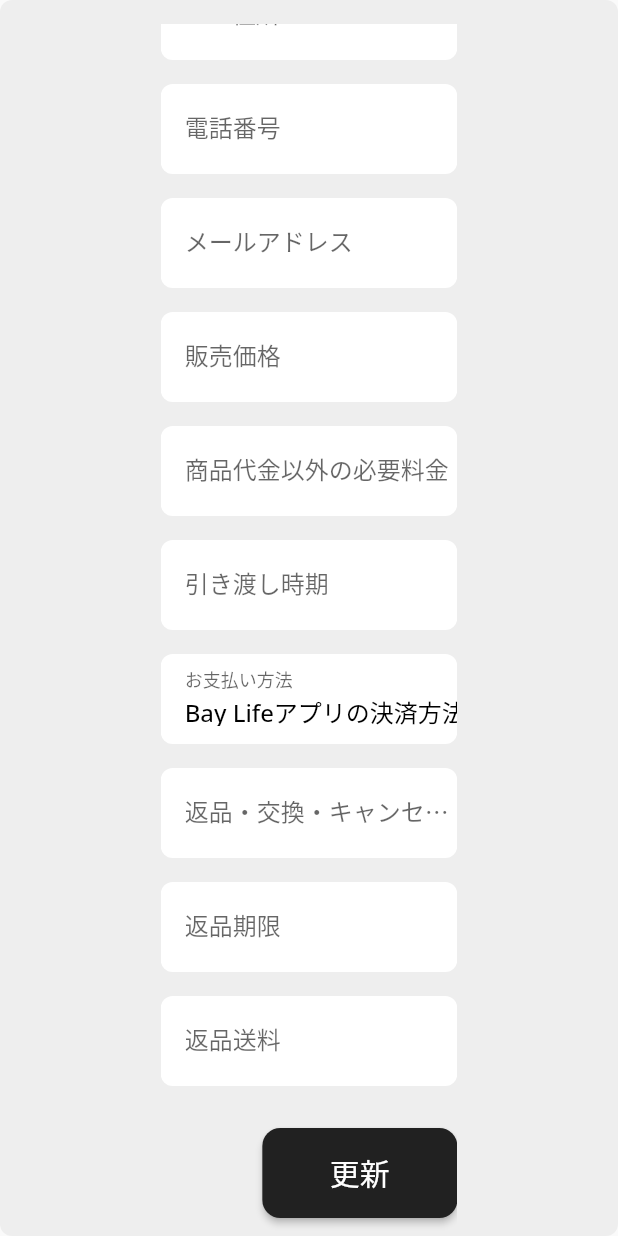
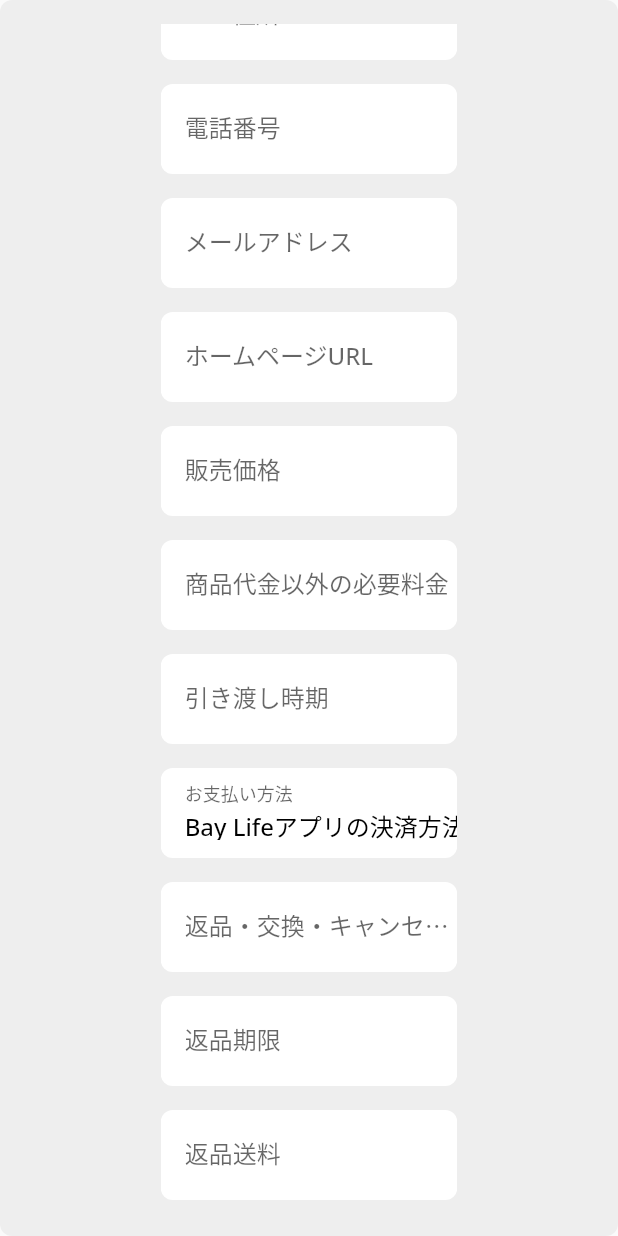
Before and after one commit to takase-pd/baylifeweb, a Flutter app: the UpdateTransactionsLawPageWidget widget shown alone on an empty page, opened directly with empty values, scrolled down 278 dp, on a phone screen of 412 x 824 dp. Run offline on Flutter 3.47's test engine with Material 2 defaults, Android fonts, the phone set to English and light mode, and no system bars; drawn by our look-alikes of auto_size_text; our stand-ins replace built_collection, built_value, cloud_firestore, equatable, file_picker, firebase_analytics and 16 more; missing offline and left inert: json_path, mime_type; accounts and stored records are empty; generated files the repository leaves out were written again; network calls fail.

Commit message:
Updating to latest FlutterFlow output.

```diff
--- a/lib/components/update_transactions_law_page_widget.dart
+++ b/lib/components/update_transactions_law_page_widget.dart
@@ -1,3 +1,5 @@
+import '../auth/auth_util.dart';
+import '../backend/api_requests/api_calls.dart';
 import '../backend/backend.dart';
 import '../flutter_flow/flutter_flow_theme.dart';
 import '../flutter_flow/flutter_flow_util.dart';
@@ -35,6 +37,7 @@ class _UpdateTransactionsLawPageWidgetState
   TextEditingController textController11;
   TextEditingController textController12;
   TextEditingController textController13;
+  TextEditingController textController14;
   final formKey = GlobalKey<FormState>();
 
   @override
@@ -49,10 +52,11 @@ class _UpdateTransactionsLawPageWidgetState
     textController7 = TextEditingController();
     textController8 = TextEditingController();
     textController9 = TextEditingController();
-    textController10 = TextEditingController(text: 'Bay Lifeアプリの決済方法に準じます。');
-    textController11 = TextEditingController();
+    textController10 = TextEditingController();
+    textController11 = TextEditingController(text: 'Bay Lifeアプリの決済方法に準じます。');
     textController12 = TextEditingController();
     textController13 = TextEditingController();
+    textController14 = TextEditingController();
   }
 
   @override
@@ -479,6 +483,64 @@ class _UpdateTransactionsLawPageWidgetState
                                         controller: textController7,
                                         obscureText: false,
                                         decoration: InputDecoration(
+                                          labelText: 'ホームページURL',
+                                          enabledBorder: UnderlineInputBorder(
+                                            borderSide: BorderSide(
+                                              color: Color(0x00000000),
+                                              width: 1,
+                                            ),
+                                            borderRadius:
+                                                const BorderRadius.only(
+                                              topLeft: Radius.circular(4.0),
+                                              topRight: Radius.circular(4.0),
+                                            ),
+                                          ),
+                                          focusedBorder: UnderlineInputBorder(
+                                            borderSide: BorderSide(
+                                              color: Color(0x00000000),
+                                              width: 1,
+                                            ),
+                                            borderRadius:
+                                                const BorderRadius.only(
+                                              topLeft: Radius.circular(4.0),
+                                              topRight: Radius.circular(4.0),
+                                            ),
+                                          ),
+                                        ),
+                                        style: FlutterFlowTheme.of(context)
+                                            .bodyText2
+                                            .override(
+                                              fontFamily: 'Open Sans',
+                                              fontWeight: FontWeight.w500,
+                                            ),
+                                        keyboardType: TextInputType.url,
+                                      ),
+                                    ),
+                                  ),
+                                ],
+                              ),
+                            ),
+                          ),
+                          Padding(
+                            padding:
+                                EdgeInsetsDirectional.fromSTEB(0, 0, 0, 16),
+                            child: Container(
+                              height: 60,
+                              decoration: BoxDecoration(
+                                color: FlutterFlowTheme.of(context).background,
+                                borderRadius: BorderRadius.circular(8),
+                              ),
+                              child: Row(
+                                mainAxisSize: MainAxisSize.max,
+                                children: [
+                                  Expanded(
+                                    child: Padding(
+                                      padding: EdgeInsetsDirectional.fromSTEB(
+                                          16, 0, 0, 0),
+                                      child: TextFormField(
+                                        controller: textController8,
+                                        obscureText: false,
+                                        decoration: InputDecoration(
                                           labelText: '販売価格',
                                           enabledBorder: UnderlineInputBorder(
                                             borderSide: BorderSide(
@@ -533,7 +595,7 @@ class _UpdateTransactionsLawPageWidgetState
                                       padding: EdgeInsetsDirectional.fromSTEB(
                                           16, 0, 0, 0),
                                       child: TextFormField(
-                                        controller: textController8,
+                                        controller: textController9,
                                         obscureText: false,
                                         decoration: InputDecoration(
                                           labelText: '商品代金以外の必要料金',
@@ -590,7 +652,7 @@ class _UpdateTransactionsLawPageWidgetState
                                       padding: EdgeInsetsDirectional.fromSTEB(
                                           16, 0, 0, 0),
                                       child: TextFormField(
-                                        controller: textController9,
+                                        controller: textController10,
                                         obscureText: false,
                                         decoration: InputDecoration(
                                           labelText: '引き渡し時期',
@@ -647,7 +709,7 @@ class _UpdateTransactionsLawPageWidgetState
                                       padding: EdgeInsetsDirectional.fromSTEB(
                                           16, 0, 0, 0),
                                       child: TextFormField(
-                                        controller: textController10,
+                                        controller: textController11,
                                         readOnly: true,
                                         obscureText: false,
                                         decoration: InputDecoration(
@@ -705,8 +767,7 @@ class _UpdateTransactionsLawPageWidgetState
                                       padding: EdgeInsetsDirectional.fromSTEB(
                                           16, 0, 0, 0),
                                       child: TextFormField(
-                                        controller: textController11,
-                                        readOnly: true,
+                                        controller: textController12,
                                         obscureText: false,
                                         decoration: InputDecoration(
                                           labelText: '返品・交換・キャンセル等',
@@ -763,8 +824,7 @@ class _UpdateTransactionsLawPageWidgetState
                                       padding: EdgeInsetsDirectional.fromSTEB(
                                           16, 0, 0, 0),
                                       child: TextFormField(
-                                        controller: textController12,
-                                        readOnly: true,
+                                        controller: textController13,
                                         obscureText: false,
                                         decoration: InputDecoration(
                                           labelText: '返品期限',
@@ -821,8 +881,7 @@ class _UpdateTransactionsLawPageWidgetState
                                       padding: EdgeInsetsDirectional.fromSTEB(
                                           16, 0, 0, 0),
                                       child: TextFormField(
-                                        controller: textController13,
-                                        readOnly: true,
+                                        controller: textController14,
                                         obscureText: false,
                                         decoration: InputDecoration(
                                           labelText: '返品送料',
@@ -906,6 +965,24 @@ class _UpdateTransactionsLawPageWidgetState
                                               ) ??
                                               false;
                                       if (confirmDialogResponse) {
+                                        logFirebaseEvent('Button_Backend-Call');
+                                        await UpdateTransactionsLawCall.call(
+                                          uid: currentUserUid,
+                                          address: textController4.text,
+                                          company: textController1.text,
+                                          delvTime: textController10.text,
+                                          director: textController2.text,
+                                          email: textController6.text,
+                                          otherFees: textController9.text,
+                                          paymentMethod: textController11.text,
+                                          postalCode: textController3.text,
+                                          rec: textController12.text,
+                                          returnCharge: textController14.text,
+                                          returnPeriod: textController13.text,
+                                          tel: textController5.text,
+                                          unitAmount: textController8.text,
+                                          web: textController7.text,
+                                        );
                                         logFirebaseEvent(
                                             'Button_Show-Snack-Bar');
                                         ScaffoldMessenger.of(context)
```
